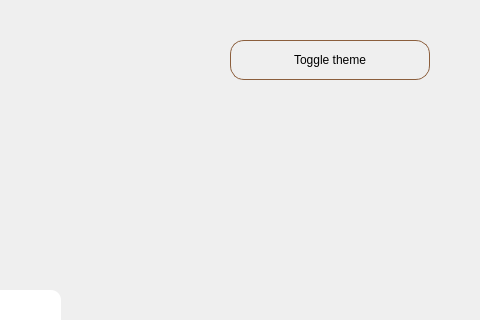
Qt form desktop-frontend/ui/createacc.ui (parshv1234/Chemical-PFD-Web-Desktop) before a commit; both pictures show x 720 to 1200 and y 0 to 320 of the 1200 by 800 pixel window.
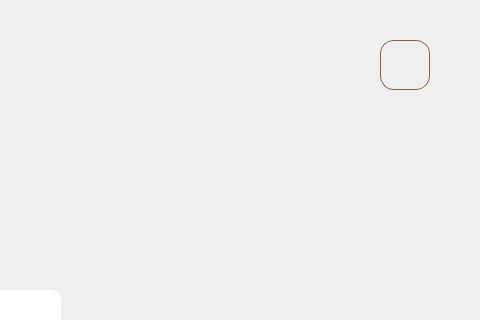
The same form after that commit.

Commit message: UI: update create account dialog (save before upstream sync)

The edit to the form file:
```diff
--- a/desktop-frontend/ui/createacc.ui
+++ b/desktop-frontend/ui/createacc.ui
@@ -398,7 +398,7 @@
    </widget>
 
     <!-- BETTER THEME TOGGLE BUTTON -->
-   <widget class="QPushButton" name="themeToggle">
+   <!-- <widget class="QPushButton" name="themeToggle">
     <property name="geometry">
      <rect>
       <x>950</x>
@@ -410,7 +410,7 @@
     <property name="text">
      <string>Toggle theme</string>
     </property>
-   </widget>
+   </widget> -->
 
    <widget class="QLabel" name="messageLabel">
  <property name="geometry">
@@ -432,6 +432,21 @@
  </property>
 </widget>
 
+    <!-- THEME TOGGLE BUTTON -->
+    <widget class="QPushButton" name="themeToggle">
+     <property name="geometry">
+      <rect>
+       <x>1100</x>
+       <y>40</y>
+       <width>50</width>
+       <height>50</height>
+      </rect>
+     </property>
+     <property name="text">
+      <string/>
+     </property>
+    </widget>
+
   </widget>
  </widget>
  <resources/>
```
